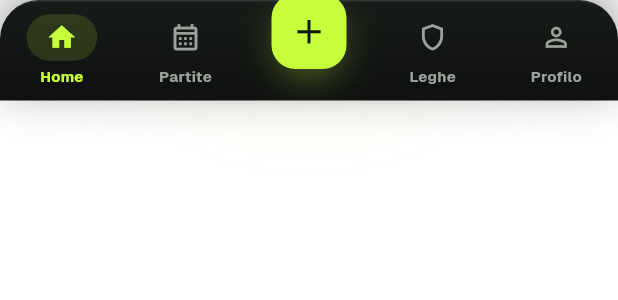
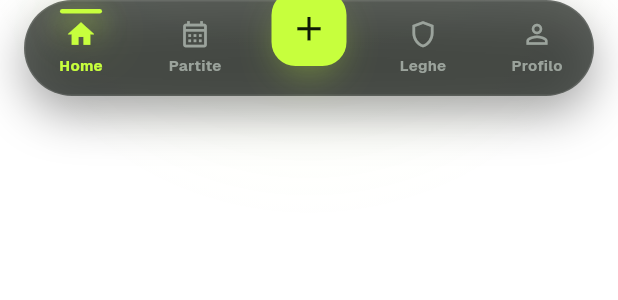
Before and after one commit to renatomancino/kickly, a Flutter app: the _KicklyBottomBar widget shown alone on an empty page, opened directly with empty values, on a phone screen of 412 x 824 dp. Shown: the top 300 px of the screen. Run offline on Flutter 3.47's test engine with Material 3 defaults, Android fonts, the phone set to English and light mode, and no system bars; our stand-ins replace cached_network_image, flutter_local_notifications, flutter_secure_storage, go_router, google_sign_in, image_picker and 3 more; missing offline and left inert: workmanager; accounts and stored records are empty; project files that could hold a hidden picture were left out.

Commit message:
style: rework bottom bar into a floating tubelight-style navbar
Ports the "tubelight navbar" pattern the user linked (React/Tailwind/
Framer Motion: floating glass pill, lamp indicator sliding between tabs)
to Flutter. Adapted since there's no CSS layoutId shared-element
transition here: the lamp slides via AnimatedAlign inside a Stack above
the nav Row, positioned from the active tab's slot index.

The bar is now a rounded-full floating capsule with margin from the
screen edges instead of an edge-to-edge rectangle, translucent surface,
and a glowing bar + soft blur halo on top of the active tab that animates
to the new position on navigation. Same items, same FAB, same routes —
visual only.

Co-Authored-By: Claude Sonnet 5 <noreply@anthropic.com>

```diff
--- a/mobile/lib/features/shell/app_shell.dart
+++ b/mobile/lib/features/shell/app_shell.dart
@@ -98,35 +98,91 @@ class _KicklyBottomBar extends StatelessWidget {
       2 => 1,
       _ => selectedIndex,
     };
-    // Prima era un rettangolo nero piatto con angoli squadrati incollato al
-    // bordo schermo: stonava con il resto dell'app, tutta fatta di card
-    // arrotondate. Angoli alti tondi + un leggero gradiente verso la
-    // superficie delle card (invece del nero pieno) + un'ombra verso l'alto
-    // la fanno leggere come un pannello sospeso sopra il contenuto, non come
-    // un bordo tagliato di netto.
-    return Container(
+    // Slot nella Row: 5 in tutto (4 item + il "+" al centro). L'item attivo
+    // dopo lo slot del "+" scala di uno per restare allineato alla Row.
+    const slots = 5;
+    final activeSlot = active < 2 ? active : active + 1;
+    // Centro dello slot attivo, in coordinate Alignment (-1..1). Alignment
+    // posiziona il figlio in base al proprio bordo (non al centro assoluto
+    // del parent) quando ha una larghezza propria: con un figlio largo
+    // 1/slots del parent, il centro dello slot k è a x = 2k/(slots-1) - 1,
+    // non -1 + 2(k+0.5)/slots (quella formula ignorerebbe la larghezza del
+    // figlio e sfaserebbe la lampada rispetto all'icona).
+    final lampAlignX = 2 * activeSlot / (slots - 1) - 1;
+    // Ispirata al pattern "tubelight navbar" (capsula fluttuante, sfondo
+    // vetro, indicatore luminoso che scivola da una tab all'altra) invece
+    // del rettangolo squadrato incollato al bordo di prima. Adattata da
+    // React/Tailwind/Framer Motion a Flutter: niente CSS `layoutId`, la
+    // lampada scivola con un AnimatedAlign dentro uno Stack sopra la Row.
+    return Padding(
+      padding: EdgeInsets.fromLTRB(
+        16,
+        0,
+        16,
+        10 + MediaQuery.paddingOf(context).bottom,
+      ),
+      child: DecoratedBox(
         decoration: BoxDecoration(
-        borderRadius: const BorderRadius.vertical(
-          top: Radius.circular(AppTheme.radiusXl),
-        ),
-        gradient: const LinearGradient(
-          begin: Alignment.topCenter,
-          end: Alignment.bottomCenter,
-          colors: [AppTheme.surface, Color(0xFA0B0D0C)],
-        ),
-        border: const Border(top: BorderSide(color: AppTheme.outline)),
+          // Superficie semitrasparente: lascia intravedere l'alone verde
+          // di `KicklyBackdrop` dietro, per l'aria "di vetro" del
+          // `backdrop-blur-lg` originale (un vero blur richiederebbe che il
+          // contenuto scorra sotto la barra, che qui non fa).
+          color: AppTheme.surfaceHigh.withValues(alpha: .74),
+          borderRadius: BorderRadius.circular(999),
+          border: Border.all(color: AppTheme.outline),
           boxShadow: [
             BoxShadow(
-            color: Colors.black.withValues(alpha: .38),
-            blurRadius: 28,
-            offset: const Offset(0, -8),
+              color: Colors.black.withValues(alpha: .35),
+              blurRadius: 26,
+              offset: const Offset(0, 12),
             ),
           ],
         ),
-      padding: EdgeInsets.only(bottom: MediaQuery.paddingOf(context).bottom),
         child: SizedBox(
-        height: 66,
-        child: Row(
+          height: 64,
+          child: Stack(
+            clipBehavior: Clip.none,
+            children: [
+              AnimatedAlign(
+                duration: const Duration(milliseconds: 320),
+                curve: Curves.easeOutCubic,
+                alignment: Alignment(lampAlignX, -1),
+                child: FractionallySizedBox(
+                  widthFactor: 1 / slots,
+                  child: Align(
+                    alignment: Alignment.topCenter,
+                    child: Padding(
+                      padding: const EdgeInsets.only(top: 6),
+                      child: Container(
+                        width: 28,
+                        height: 3,
+                        decoration: BoxDecoration(
+                          color: AppTheme.primary,
+                          borderRadius: BorderRadius.circular(999),
+                          // Doppio alone sfumato sotto la barretta, come i
+                          // tre blob sovrapposti (`blur-md`/`blur-sm`) del
+                          // componente originale.
+                          boxShadow: [
+                            BoxShadow(
+                              color: AppTheme.primary.withValues(alpha: .55),
+                              blurRadius: 14,
+                              spreadRadius: 1,
+                              offset: const Offset(0, 6),
+                            ),
+                            BoxShadow(
+                              color: AppTheme.primary.withValues(alpha: .28),
+                              blurRadius: 26,
+                              spreadRadius: 3,
+                              offset: const Offset(0, 14),
+                            ),
+                          ],
+                        ),
+                      ),
+                    ),
+                  ),
+                ),
+              ),
+              Row(
                 children: [
                   for (var i = 0; i < 2; i++)
                     Expanded(child: _item(context, items[i], i == active)),
@@ -136,9 +192,9 @@ class _KicklyBottomBar extends StatelessWidget {
                       child: Center(
                         child: DecoratedBox(
                           // Alone verde sotto al pulsante, come lo
-                    // `shadow-[0_10px_28px_-8px_var(--primary)]` della PWA:
-                    // è quello che lo fa sembrare acceso invece di un
-                    // quadrato verde appiccicato sulla barra.
+                          // `shadow-[0_10px_28px_-8px_var(--primary)]` della
+                          // PWA: è quello che lo fa sembrare acceso invece di
+                          // un quadrato verde appiccicato sulla barra.
                           decoration: BoxDecoration(
                             borderRadius: BorderRadius.circular(16),
                             boxShadow: [
@@ -175,6 +231,9 @@ class _KicklyBottomBar extends StatelessWidget {
                     Expanded(child: _item(context, items[i], i == active)),
                 ],
               ),
+            ],
+          ),
+        ),
       ),
     );
   }
@@ -185,28 +244,15 @@ class _KicklyBottomBar extends StatelessWidget {
     bool active,
   ) {
     return InkWell(
+      borderRadius: BorderRadius.circular(999),
       onTap: () => context.go(item.$4),
       child: Column(
         mainAxisAlignment: MainAxisAlignment.center,
         children: [
-          // Pillola morbida dietro l'icona attiva: rinforza lo stato
-          // selezionato con lo stesso linguaggio "pill" arrotondato già usato
-          // per badge e filtri nel resto dell'app, invece del solo cambio
-          // colore che si perdeva nel nuovo sfondo sfumato.
-          AnimatedContainer(
-            duration: const Duration(milliseconds: 180),
-            padding: const EdgeInsets.symmetric(horizontal: 13, vertical: 5),
-            decoration: BoxDecoration(
-              color: active
-                  ? AppTheme.primary.withValues(alpha: .14)
-                  : Colors.transparent,
-              borderRadius: BorderRadius.circular(999),
-            ),
-            child: Icon(
+          Icon(
             active ? item.$2 : item.$1,
             size: 21,
             color: active ? AppTheme.primary : AppTheme.muted,
-            ),
           ),
           const SizedBox(height: 3),
           Text(
```
Lines whose indentation alone changed are shown as unchanged.
